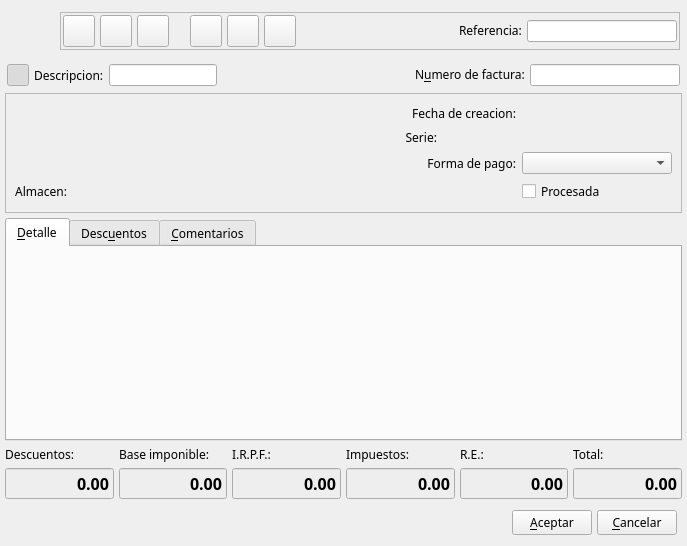
Before: the Qt Designer form bulmages/bulmafact/src/facturabase.ui in eboladev/Bulmages-1, drawn with Qt 5.
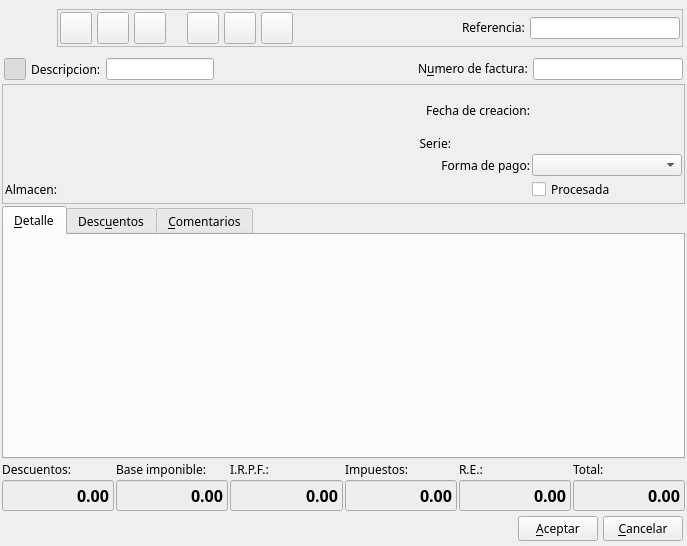
After: the same form once the commit is applied. Icons and pictures are not drawn. Custom widgets are drawn as their Qt base class.

Diff of the .ui file:
```diff
--- a/bulmages/bulmafact/src/facturabase.ui
+++ b/bulmages/bulmafact/src/facturabase.ui
@@ -20,23 +20,11 @@
    <iconset resource="../../bulmages.qrc" >:/Bulmafact48x48/images/png/48x48/i_bulmages_ventas_facturas.48x48.png</iconset>
   </property>
   <layout class="QGridLayout" >
-   <property name="leftMargin" >
-    <number>5</number>
+   <property name="margin" >
+    <number>2</number>
    </property>
-   <property name="topMargin" >
-    <number>5</number>
-   </property>
-   <property name="rightMargin" >
-    <number>5</number>
-   </property>
-   <property name="bottomMargin" >
-    <number>5</number>
-   </property>
-   <property name="horizontalSpacing" >
-    <number>5</number>
-   </property>
-   <property name="verticalSpacing" >
-    <number>5</number>
+   <property name="spacing" >
+    <number>2</number>
    </property>
    <item row="0" column="0" colspan="6" >
     <layout class="QHBoxLayout" >
@@ -58,7 +46,9 @@
      <item>
       <widget class="QLabel" name="pixmapLabel1" >
        <property name="sizePolicy" >
-        <sizepolicy vsizetype="Fixed" hsizetype="Fixed" >
+        <sizepolicy>
+         <hsizetype>0</hsizetype>
+         <vsizetype>0</vsizetype>
          <horstretch>0</horstretch>
          <verstretch>0</verstretch>
         </sizepolicy>
@@ -86,7 +76,9 @@
      <item>
       <widget class="QFrame" name="frame_2" >
        <property name="sizePolicy" >
-        <sizepolicy vsizetype="Fixed" hsizetype="Expanding" >
+        <sizepolicy>
+         <hsizetype>7</hsizetype>
+         <vsizetype>0</vsizetype>
          <horstretch>0</horstretch>
          <verstretch>0</verstretch>
         </sizepolicy>
@@ -371,7 +363,9 @@
         <item>
          <widget class="QLabel" name="label5" >
           <property name="sizePolicy" >
-           <sizepolicy vsizetype="Fixed" hsizetype="Fixed" >
+           <sizepolicy>
+            <hsizetype>0</hsizetype>
+            <vsizetype>0</vsizetype>
             <horstretch>0</horstretch>
             <verstretch>0</verstretch>
            </sizepolicy>
@@ -395,7 +389,9 @@
         <item>
          <widget class="BusquedaReferencia" name="mui_reffactura" >
           <property name="sizePolicy" >
-           <sizepolicy vsizetype="Fixed" hsizetype="Fixed" >
+           <sizepolicy>
+            <hsizetype>0</hsizetype>
+            <vsizetype>0</vsizetype>
             <horstretch>0</horstretch>
             <verstretch>0</verstretch>
            </sizepolicy>
@@ -491,7 +487,9 @@
      <item>
       <widget class="QLineEdit" name="mui_descfactura" >
        <property name="sizePolicy" >
-        <sizepolicy vsizetype="Fixed" hsizetype="Fixed" >
+        <sizepolicy>
+         <hsizetype>0</hsizetype>
+         <vsizetype>0</vsizetype>
          <horstretch>0</horstretch>
          <verstretch>0</verstretch>
         </sizepolicy>
@@ -529,7 +527,9 @@
      <item>
       <widget class="QLabel" name="label6" >
        <property name="sizePolicy" >
-        <sizepolicy vsizetype="Fixed" hsizetype="Fixed" >
+        <sizepolicy>
+         <hsizetype>0</hsizetype>
+         <vsizetype>0</vsizetype>
          <horstretch>0</horstretch>
          <verstretch>0</verstretch>
         </sizepolicy>
@@ -556,7 +556,9 @@
      <item>
       <widget class="QLineEdit" name="mui_numfactura" >
        <property name="sizePolicy" >
-        <sizepolicy vsizetype="Fixed" hsizetype="Fixed" >
+        <sizepolicy>
+         <hsizetype>0</hsizetype>
+         <vsizetype>0</vsizetype>
          <horstretch>0</horstretch>
          <verstretch>0</verstretch>
         </sizepolicy>
@@ -592,23 +594,11 @@
       <enum>QFrame::Raised</enum>
      </property>
      <layout class="QGridLayout" >
-      <property name="leftMargin" >
-       <number>9</number>
+      <property name="margin" >
+       <number>2</number>
       </property>
-      <property name="topMargin" >
-       <number>9</number>
-      </property>
-      <property name="rightMargin" >
-       <number>9</number>
-      </property>
-      <property name="bottomMargin" >
-       <number>9</number>
-      </property>
-      <property name="horizontalSpacing" >
-       <number>6</number>
-      </property>
-      <property name="verticalSpacing" >
-       <number>6</number>
+      <property name="spacing" >
+       <number>2</number>
       </property>
       <item row="2" column="2" >
        <widget class="QLabel" name="label11" >
@@ -637,7 +627,9 @@
       <item row="1" column="2" >
        <widget class="QLabel" name="label10" >
         <property name="sizePolicy" >
-         <sizepolicy vsizetype="Fixed" hsizetype="Fixed" >
+         <sizepolicy>
+          <hsizetype>0</hsizetype>
+          <vsizetype>0</vsizetype>
           <horstretch>0</horstretch>
           <verstretch>0</verstretch>
          </sizepolicy>
@@ -698,7 +690,9 @@
       <item row="3" column="3" >
        <widget class="QCheckBox" name="mui_procesadafactura" >
         <property name="sizePolicy" >
-         <sizepolicy vsizetype="Fixed" hsizetype="Fixed" >
+         <sizepolicy>
+          <hsizetype>0</hsizetype>
+          <vsizetype>0</vsizetype>
           <horstretch>0</horstretch>
           <verstretch>0</verstretch>
          </sizepolicy>
@@ -764,7 +758,9 @@
       <item row="3" column="0" >
        <widget class="QLabel" name="mui_labelAlmacen" >
         <property name="sizePolicy" >
-         <sizepolicy vsizetype="Fixed" hsizetype="Fixed" >
+         <sizepolicy>
+          <hsizetype>0</hsizetype>
+          <vsizetype>0</vsizetype>
           <horstretch>0</horstretch>
           <verstretch>0</verstretch>
          </sizepolicy>
@@ -818,19 +814,7 @@
        <property name="leftMargin" >
         <number>2</number>
        </property>
-       <property name="topMargin" >
-        <number>2</number>
-       </property>
-       <property name="rightMargin" >
-        <number>2</number>
-       </property>
-       <property name="bottomMargin" >
-        <number>2</number>
-       </property>
-       <property name="horizontalSpacing" >
-        <number>2</number>
-       </property>
-       <property name="verticalSpacing" >
+       <property name="spacing" >
         <number>2</number>
        </property>
        <item row="0" column="0" >
@@ -907,7 +891,9 @@
    <item row="4" column="0" >
     <widget class="QLabel" name="label3" >
      <property name="sizePolicy" >
-      <sizepolicy vsizetype="Fixed" hsizetype="Preferred" >
+      <sizepolicy>
+       <hsizetype>0</hsizetype>
+       <vsizetype>0</vsizetype>
        <horstretch>0</horstretch>
        <verstretch>0</verstretch>
       </sizepolicy>
@@ -934,7 +920,9 @@
    <item row="4" column="1" >
     <widget class="QLabel" name="label2" >
      <property name="sizePolicy" >
-      <sizepolicy vsizetype="Fixed" hsizetype="Preferred" >
+      <sizepolicy>
+       <hsizetype>0</hsizetype>
+       <vsizetype>0</vsizetype>
        <horstretch>0</horstretch>
        <verstretch>0</verstretch>
       </sizepolicy>
@@ -961,7 +949,9 @@
    <item row="4" column="2" >
     <widget class="QLabel" name="label4_3" >
      <property name="sizePolicy" >
-      <sizepolicy vsizetype="Fixed" hsizetype="Preferred" >
+      <sizepolicy>
+       <hsizetype>0</hsizetype>
+       <vsizetype>0</vsizetype>
        <horstretch>0</horstretch>
        <verstretch>0</verstretch>
       </sizepolicy>
@@ -988,7 +978,9 @@
    <item row="4" column="3" >
     <widget class="QLabel" name="label4" >
      <property name="sizePolicy" >
-      <sizepolicy vsizetype="Fixed" hsizetype="Preferred" >
+      <sizepolicy>
+       <hsizetype>0</hsizetype>
+       <vsizetype>0</vsizetype>
        <horstretch>0</horstretch>
        <verstretch>0</verstretch>
       </sizepolicy>
@@ -1015,7 +1007,9 @@
    <item row="4" column="4" >
     <widget class="QLabel" name="label4_2" >
      <property name="sizePolicy" >
-      <sizepolicy vsizetype="Fixed" hsizetype="Preferred" >
+      <sizepolicy>
+       <hsizetype>0</hsizetype>
+       <vsizetype>0</vsizetype>
        <horstretch>0</horstretch>
        <verstretch>0</verstretch>
       </sizepolicy>
@@ -1042,7 +1036,9 @@
    <item row="4" column="5" >
     <widget class="QLabel" name="label1" >
      <property name="sizePolicy" >
-      <sizepolicy vsizetype="Fixed" hsizetype="Preferred" >
+      <sizepolicy>
+       <hsizetype>0</hsizetype>
+       <vsizetype>0</vsizetype>
        <horstretch>0</horstretch>
        <verstretch>0</verstretch>
       </sizepolicy>
@@ -1482,21 +1478,12 @@
    </item>
    <item row="6" column="0" colspan="6" >
     <layout class="QHBoxLayout" >
+     <property name="margin" >
+      <number>2</number>
+     </property>
      <property name="spacing" >
       <number>5</number>
      </property>
-     <property name="leftMargin" >
-      <number>5</number>
-     </property>
-     <property name="topMargin" >
-      <number>5</number>
-     </property>
-     <property name="rightMargin" >
-      <number>5</number>
-     </property>
-     <property name="bottomMargin" >
-      <number>5</number>
-     </property>
      <item>
       <spacer>
        <property name="orientation" >
@@ -1552,6 +1539,16 @@
  </widget>
  <layoutdefault spacing="2" margin="2" />
  <customwidgets>
+  <customwidget>
+   <class>ListDescuentoFacturaView</class>
+   <extends>QWidget</extends>
+   <header>listdescfacturaview.h</header>
+  </customwidget>
+  <customwidget>
+   <class>BusquedaAlmacen</class>
+   <extends>QWidget</extends>
+   <header>busquedaalmacen.h</header>
+  </customwidget>
   <customwidget>
    <class>BusquedaFormaPago</class>
    <extends>QComboBox</extends>
@@ -1582,16 +1579,6 @@
    <extends>QWidget</extends>
    <header>busquedacliente.h</header>
   </customwidget>
-  <customwidget>
-   <class>ListDescuentoFacturaView</class>
-   <extends>QWidget</extends>
-   <header>listdescfacturaview.h</header>
-  </customwidget>
-  <customwidget>
-   <class>BusquedaAlmacen</class>
-   <extends>QWidget</extends>
-   <header>busquedaalmacen.h</header>
-  </customwidget>
  </customwidgets>
  <resources>
   <include location="../../bulmages.qrc" />
```
Left out of the diff: 93 changed lines with no effect on the pictures.
